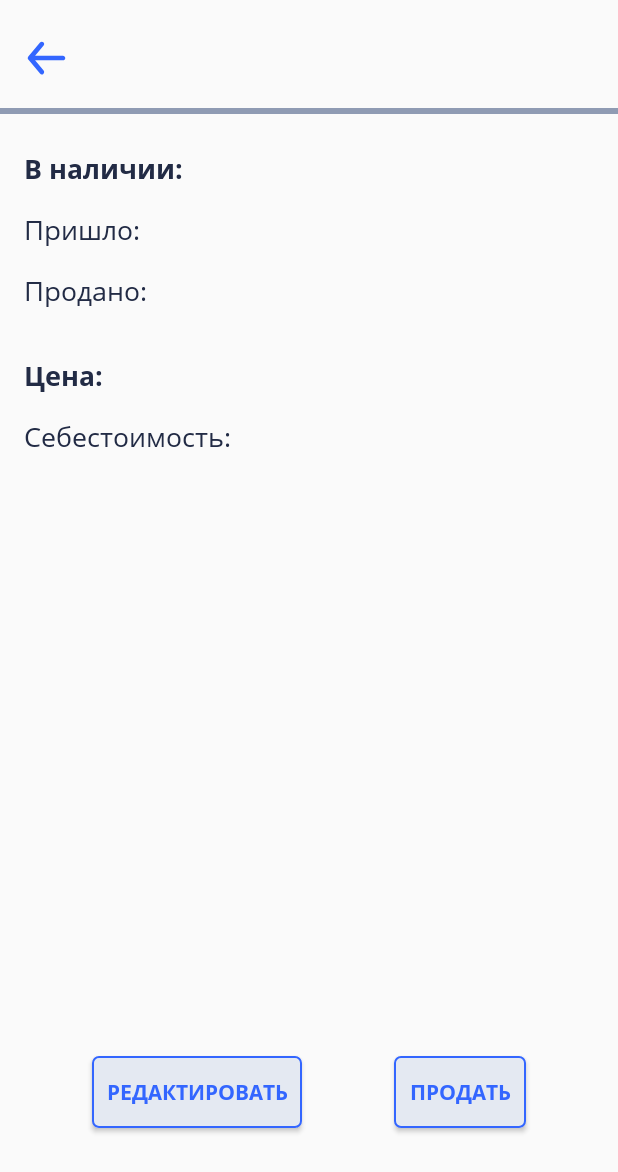
After one commit to emikoo/SalesAppKotlinProject, an Android app: the DetailProductActivity screen opened directly, with no data from a screen before it, on a phone screen of 412 x 824 dp. The commit adds this screen. Shown: the top 1172 px of the screen. Run offline under Robolectric (Android 15) with nearby library versions, the phone set to English and light mode, and no system bars; 7 statements that could not run were skipped.

Commit message:
add item & detail product

```diff
--- a/app/src/main/AndroidManifest.xml
+++ b/app/src/main/AndroidManifest.xml
@@ -9,6 +9,7 @@
         android:roundIcon="@mipmap/ic_launcher_round"
         android:supportsRtl="true"
         android:theme="@style/AppTheme">
+        <activity android:name=".ui.detail_product.DetailProductActivity"></activity>
         <activity android:name=".ui.main.MainActivity">
             <intent-filter>
                 <action android:name="android.intent.action.MAIN" />
--- /dev/null
+++ b/app/src/main/java/com/example/salesappkotlinproject/ui/detail_product/DetailProductActivity.kt
@@ -0,0 +1,37 @@
+package com.example.salesappkotlinproject.ui.detail_product
+
+import androidx.appcompat.app.AppCompatActivity
+import android.os.Bundle
+import com.example.salesappkotlinproject.R
+import com.example.salesappkotlinproject.helper.toSht
+import com.example.salesappkotlinproject.helper.toSom
+import com.example.salesappkotlinproject.model.Product
+import com.example.salesappkotlinproject.ui.product_list.ProductListFragment.Companion.product_detail
+import kotlinx.android.synthetic.main.activity_detail_product.*
+
+class DetailProductActivity : AppCompatActivity() {
+    override fun onCreate(savedInstanceState: Bundle?) {
+        super.onCreate(savedInstanceState)
+        setContentView(R.layout.activity_detail_product)
+
+        initViews()
+        setupListener()
+    }
+
+    private fun initViews() {
+        val product = intent.getSerializableExtra(product_detail) as Product
+
+        detail_item_name.text = product.name
+        availableCount.text = product.available_count.toString().toSht()
+        count.text = product.count.toString().toSht()
+        soldCount.text = product.count_sold.toString().toSht()
+        price.text = product.sale_price.toString().toSom()
+        costPrice.text = product.cost_price.toString().toSom()
+    }
+
+    private fun setupListener() {
+        btn_left_detail.setOnClickListener {
+            onBackPressed()
+        }
+    }
+}
--- /dev/null
+++ b/app/src/main/res/drawable/custom_btn_detail.xml
@@ -0,0 +1,12 @@
+<?xml version="1.0" encoding="utf-8"?>
+<shape xmlns:android="http://schemas.android.com/apk/res/android"
+    android:shape="rectangle">
+
+    <corners android:radius="4dp"/>
+
+    <stroke android:color="@color/color_main_blue"
+        android:width="1dp"/>
+
+    <solid android:color="@color/color_search_stroke"/>
+
+</shape>
--- /dev/null
+++ b/app/src/main/res/drawable/ic_left.xml
@@ -0,0 +1,10 @@
+<vector xmlns:android="http://schemas.android.com/apk/res/android"
+    android:width="24dp"
+    android:height="24dp"
+    android:viewportWidth="24"
+    android:viewportHeight="24">
+  <path
+      android:pathData="M20.75,10.4999H5.9187L10.46,5.0499C10.9025,4.5199 10.83,3.7311 10.3,3.2899C9.7688,2.8474 8.9812,2.9199 8.54,3.4499L2.29,10.9499C2.2413,11.0086 2.2162,11.0774 2.18,11.1424C2.15,11.1949 2.1137,11.2399 2.0912,11.2974C2.035,11.4411 2.0013,11.5924 2.0013,11.7449L2,11.7499L2.0013,11.7549C2.0013,11.9074 2.035,12.0586 2.0912,12.2024C2.1137,12.2599 2.15,12.3049 2.18,12.3574C2.2162,12.4224 2.2413,12.4911 2.29,12.5499L8.54,20.0499C8.7875,20.3461 9.1425,20.4999 9.5,20.4999C9.7825,20.4999 10.0662,20.4049 10.3,20.2099C10.83,19.7686 10.9025,18.9799 10.46,18.4499L5.9187,12.9999H20.75C21.44,12.9999 22,12.4399 22,11.7499C22,11.0599 21.44,10.4999 20.75,10.4999Z"
+      android:fillColor="#3366FF"
+      android:fillType="evenOdd"/>
+</vector>
--- /dev/null
+++ b/app/src/main/res/layout/activity_detail_product.xml
@@ -0,0 +1,170 @@
+<?xml version="1.0" encoding="utf-8"?>
+<androidx.constraintlayout.widget.ConstraintLayout xmlns:android="http://schemas.android.com/apk/res/android"
+    xmlns:app="http://schemas.android.com/apk/res-auto"
+    xmlns:tools="http://schemas.android.com/tools"
+    android:layout_width="match_parent"
+    android:layout_height="match_parent"
+    tools:context=".ui.detail_product.DetailProductActivity">
+
+    <ImageButton
+        android:id="@+id/btn_left_detail"
+        android:layout_width="30dp"
+        android:layout_height="30dp"
+        android:background="@drawable/ic_left"
+        app:layout_constraintTop_toTopOf="parent"
+        app:layout_constraintStart_toStartOf="parent"
+        android:layout_marginStart="16dp"
+        android:layout_marginTop="24dp"/>
+
+    <TextView
+        android:id="@+id/detail_item_name"
+        android:layout_width="wrap_content"
+        android:layout_height="wrap_content"
+        app:layout_constraintStart_toEndOf="@id/btn_left_detail"
+        app:layout_constraintTop_toTopOf="@id/btn_left_detail"
+        app:layout_constraintBottom_toBottomOf="@id/btn_left_detail"
+        tools:text="T-Shirt Zara"
+        style="@style/title_style"
+        android:layout_marginStart="16dp"/>
+
+    <View
+        android:id="@+id/gray_line"
+        android:layout_width="match_parent"
+        android:layout_height="4dp"
+        android:background="@color/color_gray"
+        android:layout_marginTop="16dp"
+        app:layout_constraintTop_toBottomOf="@id/detail_item_name" />
+
+    <TextView
+        android:layout_width="wrap_content"
+        android:layout_height="wrap_content"
+        app:layout_constraintTop_toBottomOf="@+id/gray_line"
+        app:layout_constraintStart_toStartOf="parent"
+        android:layout_marginTop="24dp"
+        android:layout_marginStart="16dp"
+        style="@style/subtitle_bold_style"
+        android:text="@string/in_stock"/>
+
+    <TextView
+        android:layout_width="wrap_content"
+        android:layout_height="wrap_content"
+        app:layout_constraintTop_toTopOf="@id/count"
+        app:layout_constraintBottom_toBottomOf="@id/count"
+        app:layout_constraintStart_toStartOf="parent"
+        android:layout_marginStart="16dp"
+        style="@style/subtitle_regular_style"
+        android:text="Пришло:"/>
+
+    <TextView
+        android:layout_width="wrap_content"
+        android:layout_height="wrap_content"
+        app:layout_constraintTop_toTopOf="@id/soldCount"
+        app:layout_constraintBottom_toBottomOf="@id/soldCount"
+        app:layout_constraintStart_toStartOf="parent"
+        android:layout_marginStart="16dp"
+        style="@style/subtitle_regular_style"
+        android:text="Продано:"/>
+
+    <TextView
+        android:id="@+id/availableCount"
+        android:layout_width="wrap_content"
+        android:layout_height="wrap_content"
+        app:layout_constraintTop_toBottomOf="@id/gray_line"
+        android:layout_marginTop="24dp"
+        android:layout_marginEnd="24dp"
+        app:layout_constraintEnd_toEndOf="parent"
+        style="@style/subtitle_bold_style"
+        tools:text="12 шт."/>
+
+    <TextView
+        android:id="@+id/count"
+        android:layout_width="wrap_content"
+        android:layout_height="wrap_content"
+        app:layout_constraintTop_toBottomOf="@id/availableCount"
+        android:layout_marginTop="16dp"
+        android:layout_marginEnd="24dp"
+        app:layout_constraintEnd_toEndOf="parent"
+        style="@style/subtitle_regular_style"
+        tools:text="20 шт."/>
+
+    <TextView
+        android:id="@+id/soldCount"
+        android:layout_width="wrap_content"
+        android:layout_height="wrap_content"
+        app:layout_constraintTop_toBottomOf="@id/count"
+        android:layout_marginTop="16dp"
+        android:layout_marginEnd="24dp"
+        app:layout_constraintEnd_toEndOf="parent"
+        style="@style/subtitle_regular_style"
+        tools:text="8 шт."/>
+
+
+    <TextView
+        android:layout_width="wrap_content"
+        android:layout_height="wrap_content"
+        app:layout_constraintTop_toTopOf="@id/price"
+        app:layout_constraintBottom_toBottomOf="@id/price"        app:layout_constraintStart_toStartOf="parent"
+        android:layout_marginStart="16dp"
+        style="@style/subtitle_bold_style"
+        android:text="Цена:"/>
+
+    <TextView
+        android:layout_width="wrap_content"
+        android:layout_height="wrap_content"
+        app:layout_constraintTop_toTopOf="@id/costPrice"
+        app:layout_constraintBottom_toBottomOf="@id/costPrice"
+        app:layout_constraintStart_toStartOf="parent"
+        android:layout_marginStart="16dp"
+        style="@style/subtitle_regular_style"
+        android:text="Себестоимость:"/>
+
+    <TextView
+        android:id="@+id/price"
+        android:layout_width="wrap_content"
+        android:layout_height="wrap_content"
+        app:layout_constraintTop_toBottomOf="@id/soldCount"
+        android:layout_marginTop="32dp"
+        android:layout_marginEnd="24dp"
+        app:layout_constraintEnd_toEndOf="parent"
+        style="@style/subtitle_bold_style"
+        tools:text="200 сом"/>
+
+    <TextView
+        android:id="@+id/costPrice"
+        android:layout_width="wrap_content"
+        android:layout_height="wrap_content"
+        app:layout_constraintTop_toBottomOf="@id/price"
+        android:layout_marginTop="16dp"
+        android:layout_marginEnd="24dp"
+        app:layout_constraintEnd_toEndOf="parent"
+        style="@style/subtitle_regular_style"
+        tools:text="180 сом"/>
+
+
+    <Button
+        android:id="@+id/btn_detail_edit"
+        android:layout_width="140dp"
+        android:layout_height="wrap_content"
+        app:layout_constraintBottom_toBottomOf="parent"
+        android:layout_marginBottom="72dp"
+        app:layout_constraintStart_toStartOf="parent"
+        app:layout_constraintEnd_toStartOf="@id/btn_detail_sell"
+        android:text="Редактировать"
+        style="@style/positiveButton"
+        android:background="@drawable/custom_btn_detail"/>
+
+    <Button
+        android:id="@+id/btn_detail_sell"
+        android:layout_width="wrap_content"
+        android:layout_height="wrap_content"
+        app:layout_constraintTop_toTopOf="@id/btn_detail_edit"
+        app:layout_constraintBottom_toBottomOf="@id/btn_detail_edit"
+        app:layout_constraintEnd_toEndOf="parent"
+        app:layout_constraintStart_toEndOf="@id/btn_detail_edit"
+        android:text="Продать"
+        style="@style/positiveButton"
+        android:background="@drawable/custom_btn_detail"/>
+
+
+
+</androidx.constraintlayout.widget.ConstraintLayout>
--- a/app/src/main/res/layout/activity_main.xml
+++ b/app/src/main/res/layout/activity_main.xml
@@ -11,9 +11,11 @@
         style="@style/title_style"
         android:layout_width="wrap_content"
         android:layout_height="wrap_content"
+        android:layout_marginStart="@dimen/margin_title"
+        android:layout_marginTop="@dimen/margin_title"
+        android:text="Мои товары"
         app:layout_constraintStart_toStartOf="parent"
-        app:layout_constraintTop_toTopOf="parent"
-        android:text="Мои товары" />
+        app:layout_constraintTop_toTopOf="parent" />
 
     <androidx.viewpager2.widget.ViewPager2
         android:id="@+id/view_pager"
--- a/app/src/main/res/values/dimens.xml
+++ b/app/src/main/res/values/dimens.xml
@@ -19,5 +19,8 @@
     <dimen name="detail_text_size">16sp</dimen>
     <dimen name="mini_text_size">12sp</dimen>
 
+    <dimen name="margin_16_dp">16dp</dimen>
+    <dimen name="margin_24_dp">24dp</dimen>
+
 
 </resources>
--- a/app/src/main/res/values/strings.xml
+++ b/app/src/main/res/values/strings.xml
@@ -4,8 +4,18 @@
     <string name="sales_history">История продаж</string>
     <!-- TODO: Remove or change this placeholder text -->
     <string name="hello_blank_fragment">Hello blank fragment</string>
+
     <string name="my_products">Мои товары</string>
     <string name="search">Поиск</string>
     <string name="product_detail">Детали товара</string>
     <string name="in_stock">В наличии:</string>
+
+    <string name="add_product">Добавьте товар</string>
+    <string name="add">Добавить</string>
+    <string name="cancel">Отмена</string>
+
+    <string name="add_name">Введите название товара</string>
+    <string name="add_price">Введите продажную цену товара</string>
+    <string name="add_cost_price">Введите себестоимость товара</string>
+    <string name="add_incoming_number">Введите общее количество товара</string>
 </resources>
--- a/app/src/main/res/values/styles.xml
+++ b/app/src/main/res/values/styles.xml
@@ -7,12 +7,31 @@
         <item name="colorAccent">@color/color_bottom_nav</item>
     </style>
 
+    <style name="ProductDialogStyle" parent="Theme.AppCompat.Light.Dialog.Alert">
+    </style>
+
+    <style name="positiveButton">
+        <item name="android:background">@null</item>
+        <item name="android:textColor">@color/color_main_blue</item>
+        <item name="fontFamily">@font/opensans_bold</item>
+    </style>
+
+    <style name="negativeButton">
+        <item name="android:background">@null</item>
+        <item name="android:textColor">@color/color_gray</item>
+        <item name="fontFamily">@font/opensans_bold</item>
+    </style>
+
     <style name="title_style">
-        <item name="android:layout_marginStart">@dimen/margin_title</item>
-        <item name="android:layout_marginTop">@dimen/margin_title</item>
         <item name="android:fontFamily">@font/opensans_bold</item>
         <item name="android:textColor">@color/color_bold_black_title</item>
         <item name="android:textSize">@dimen/title_size</item>
+    </style>
+
+    <style name="subtitle_bold_style">
+        <item name="android:textSize">@dimen/subtitle_size</item>
+        <item name="android:fontFamily">@font/opensans_bold</item>
+        <item name="android:textColor">@color/color_black_title</item>
     </style>
 
     <style name="subtitle_semibold_style">
@@ -39,4 +58,5 @@
         <item name="android:textColor">@color/color_black_title</item>
     </style>
 
+    <color name="color_gray">#8F9BB3</color>
 </resources>
```
Also changed, not shown: app/src/main/java/com/example/salesappkotlinproject/helper/UIHelper.kt (+10 -0 lines), app/src/main/java/com/example/salesappkotlinproject/model/Product.kt (+9 -7 lines), app/src/main/java/com/example/salesappkotlinproject/ui/product_list/ProductListFragment.kt (+87 -2 lines), app/src/main/java/com/example/salesappkotlinproject/ui/product_list/adapter/ProductListAdapter.kt (+15 -3 lines), app/src/main/res/drawable/bg_alert_dialog.xml (added, +8 -0 lines), app/src/main/res/layout/alert_add.xml (added, +100 -0 lines).
